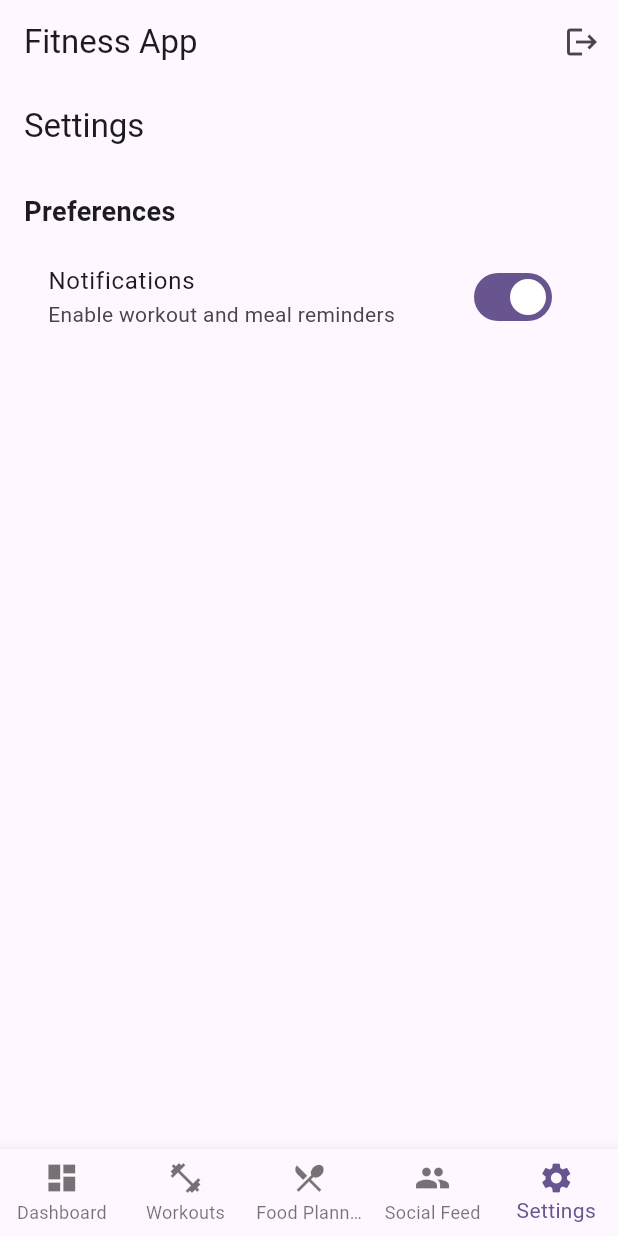
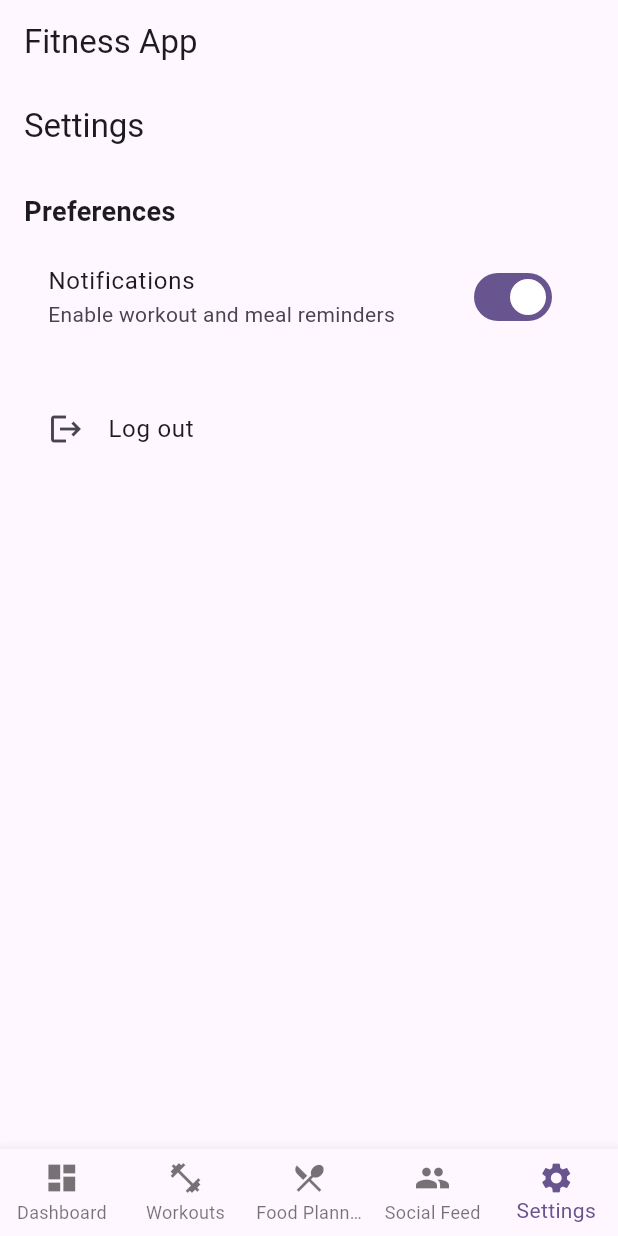
Before and after one commit to Abdullah-Mohammed-OTU/Mobile_Devices_project, a Flutter app: the MainPage screen opened directly with empty values, item 5 of the bottom bar chosen, on a phone screen of 412 x 824 dp. Run offline on Flutter 3.47's test engine with Material 3 defaults, Android fonts, the phone set to English and light mode, and no system bars; our stand-ins replace flutter_local_notifications, sensors_plus, shared_preferences, sqflite; accounts and stored records are empty; network calls fail.

Commit message:
moved logout button to the settings page

```diff
--- a/project/lib/main.dart
+++ b/project/lib/main.dart
@@ -58,13 +58,13 @@ class _MainPageState extends State<MainPage> {
   int _selectedIndex = 0;
 
   // List of pages for the bottom nav bar
-  static const List<Widget> _pages = <Widget>[
-    DashboardPage(),
-    WorkoutsPage(),
-    FoodPlannerPage(),
-    SocialFeedPage(),
-    SettingsPage(),
-  ];
+  List<Widget> get _pages => <Widget>[
+        const DashboardPage(),
+        const WorkoutsPage(),
+        const FoodPlannerPage(),
+        SocialFeedPage(),
+        SettingsPage(onLogout: widget.onLogout),
+      ];
 
   void _onItemTapped(int index) {
     setState(() {
@@ -77,13 +77,6 @@ class _MainPageState extends State<MainPage> {
     return Scaffold(
       appBar: AppBar(
         title: const Text('Fitness App'),
-        actions: [
-          IconButton(
-            onPressed: widget.onLogout,
-            icon: const Icon(Icons.logout),
-            tooltip: 'Log out',
-          ),
-        ],
       ),
       body: _pages[_selectedIndex],
       bottomNavigationBar: BottomNavigationBar(
--- a/project/lib/pages/settings_page.dart
+++ b/project/lib/pages/settings_page.dart
@@ -3,7 +3,9 @@ import 'package:flutter/material.dart';
 import '../services/notifications_service.dart';
 
 class SettingsPage extends StatefulWidget {
-  const SettingsPage({super.key});
+  const SettingsPage({super.key, this.onLogout});
+
+  final VoidCallback? onLogout;
 
   @override
   State<SettingsPage> createState() => _SettingsPageState();
@@ -45,6 +47,12 @@ class _SettingsPageState extends State<SettingsPage> {
             value: _notificationsEnabled,
             onChanged: _loading ? null : _toggleNotifications,
           ),
+          const SizedBox(height: 24),
+          ListTile(
+            leading: const Icon(Icons.logout),
+            title: const Text('Log out'),
+            onTap: widget.onLogout,
+          ),
         ],
       ),
     );
```
